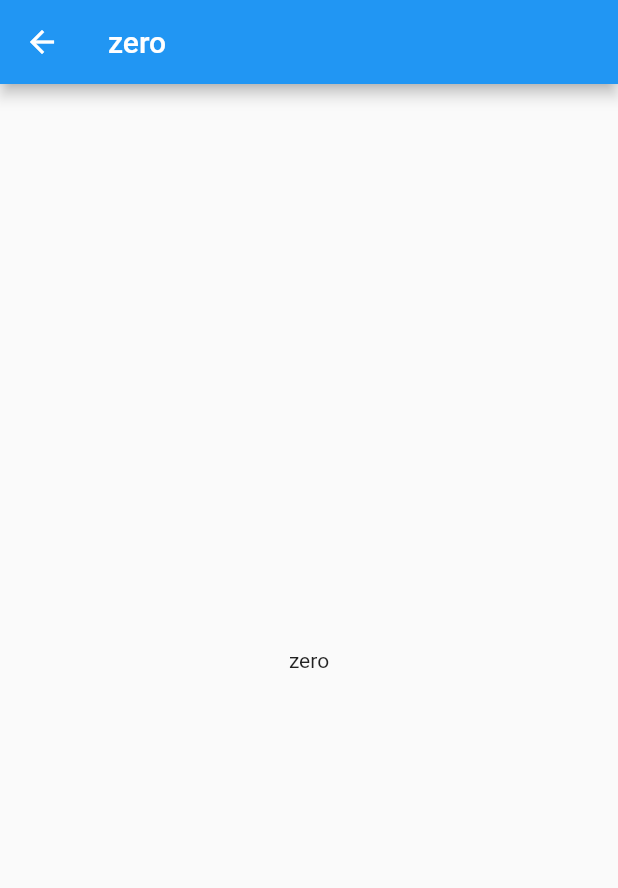
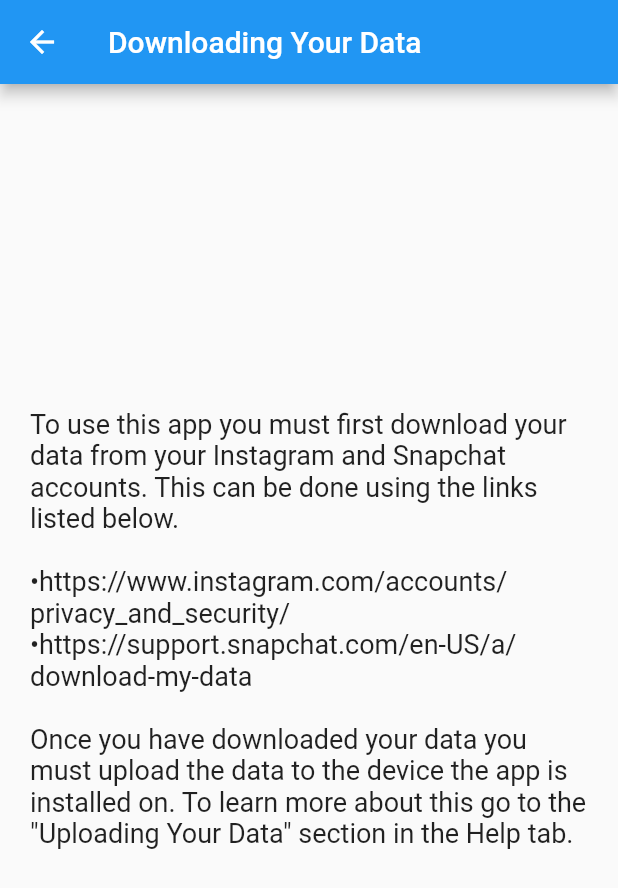
Before and after one commit to TrackSpike/COVID-Tracking, a Flutter app: the HelpContentPage screen opened directly, on a phone screen of 412 x 824 dp. Shown: the top 888 px of the screen. Run offline on Flutter 3.47's test engine with Material 2 defaults, Android fonts, the phone set to English and light mode, and no system bars; our stand-ins replace file_picker, material_design_icons_flutter.

Commit message:
Added content to help page

```diff
--- a/covid_app/covid_app/lib/pages/help_content_page.dart
+++ b/covid_app/covid_app/lib/pages/help_content_page.dart
@@ -12,8 +12,13 @@ class HelpContentPage extends StatelessWidget {
         title: Text(title(helpIndex)),
       ),
       body: Center(
-        child: Text(content(helpIndex)),
-      ),
+        child: Container(
+          padding: EdgeInsets.only(left: 20, right: 20),
+          child: Text(content(helpIndex),
+            style: TextStyle(fontSize: 18),
+          )
+        ),
+      )
     );
   }
 }
@@ -21,12 +26,27 @@ class HelpContentPage extends StatelessWidget {
 // get the title of the page for the corresponding help page accessed
 String title(index) {
   String title;
+
   if (index == 0) {
-    title = 'zero';
+    title = 'Downloading Your Data';
+
   } else if (index == 1) {
-    title = 'one';
+    title = 'Uploading Your Data';
+
   } else if (index == 2) {
-    title = 'two';
+    title = 'Adjusting Your Algorithm Weights';
+
+  } else if (index == 3) {
+    title = 'Calculating Your Ego Network';
+
+  } else if (index == 4) {
+    title = 'Understanding Your Ego Network';
+
+  } else if (index == 5) {
+    title = 'More Information';
+
+  } else {
+    title = 'error: incorrect help index';
   }
   return title;
 }
@@ -34,12 +54,58 @@ String title(index) {
 // get the content of the page for the corresponding help page accessed
 String content(index) {
   String content;
+
   if (index == 0) {
-    content = 'zero';
+    content = 'To use this app you must first download your data from your '
+        'Instagram and Snapchat accounts. This can be done using the links '
+        'listed below.\n\n'
+        '\u2022https://www.instagram.com/accounts/privacy_and_security/\n'
+        '\u2022https://support.snapchat.com/en-US/a/download-my-data'
+        '\n\nOnce you have downloaded your data you must '
+        'upload the data to the device the app is installed on. To learn more '
+        'about this go to the "Uploading Your Data" section in the Help tab.\n\n';
+
   } else if (index == 1) {
-    content = 'one';
+    content = 'After you have downloaded your data, unzip the folder you downloaded. '
+        'After you have unzipped the folder it is ready to be uploaded to your device. '
+        'Simply upload it to any folder in the device but remember where you put it! '
+        'Once uploaded link the data to the app by opening the app and going to '
+        'the Upload Data tab. Link each data source by clicking the respective '
+        'Upload button and navigating to the folder.'
+        '\n\nNote: When linking the files, select the folder with the data'
+        ' and then select "Use this folder". You do not have to dig further into '
+        'the file structure.';
+
   } else if (index == 2) {
-    content = 'two';
+    content = 'If you wish to adjust the weights that the algorithm places on '
+        'each type of communication that can be done through the Weights tab. '
+        'Simply select the type of communication you wish to alter, drag the '
+        'slider to your desired value and click the Save button. If you wish to '
+        'reset to the default weights of the app you can use the button labeled '
+        '"Reset Defaults" at the top of the screen. '
+        '\n\nNote: After altering the weights you must Re-Calculate your Ego '
+        'Network for your changes to take effect.';
+
+  } else if (index == 3) {
+    content = 'If you have downloaded and linked your data you are ready to '
+        'calculate your Ego Network! Navigate to the Ego Network tab and click '
+        'Calculate or Re-Calculate depending on if you have created your Ego Network '
+        'before.';
+
+  } else if (index == 4) {
+    content = 'Once your Ego Network has been calculated it ranks your friends '
+        'into broad categories. To see a detailed list of who is in each category '
+        'select the category to inspect and then it will present you with a '
+        'list of all the people in that category along with their calculated '
+        'friendship level. The higher the friendship level the closer the '
+        'friendship!';
+
+  } else if (index == 5) {
+    content = 'To get more information about our app visit our GitHub page!'
+        '\n\nhttps://github.com/TrackSpike/COVID-Tracking';
+
+  } else {
+    content = 'error: incorrect help index';
   }
   return content;
 }
```
Also changed, not shown: covid_app/covid_app/lib/pages/help_page.dart (+51 -14 lines).
